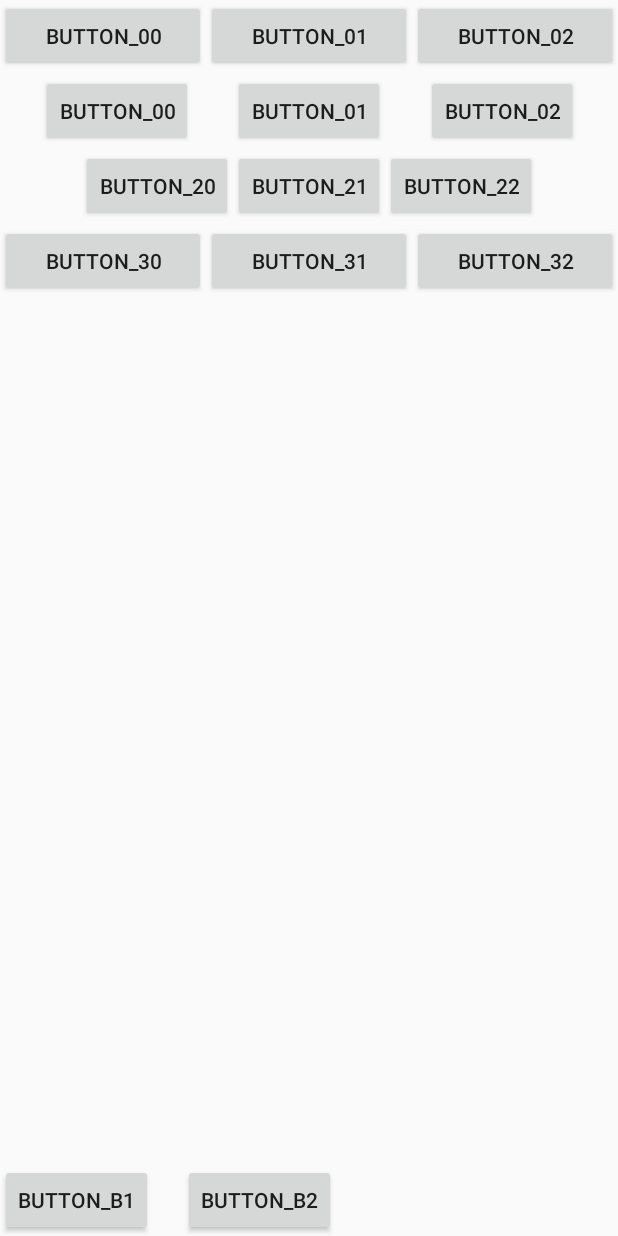
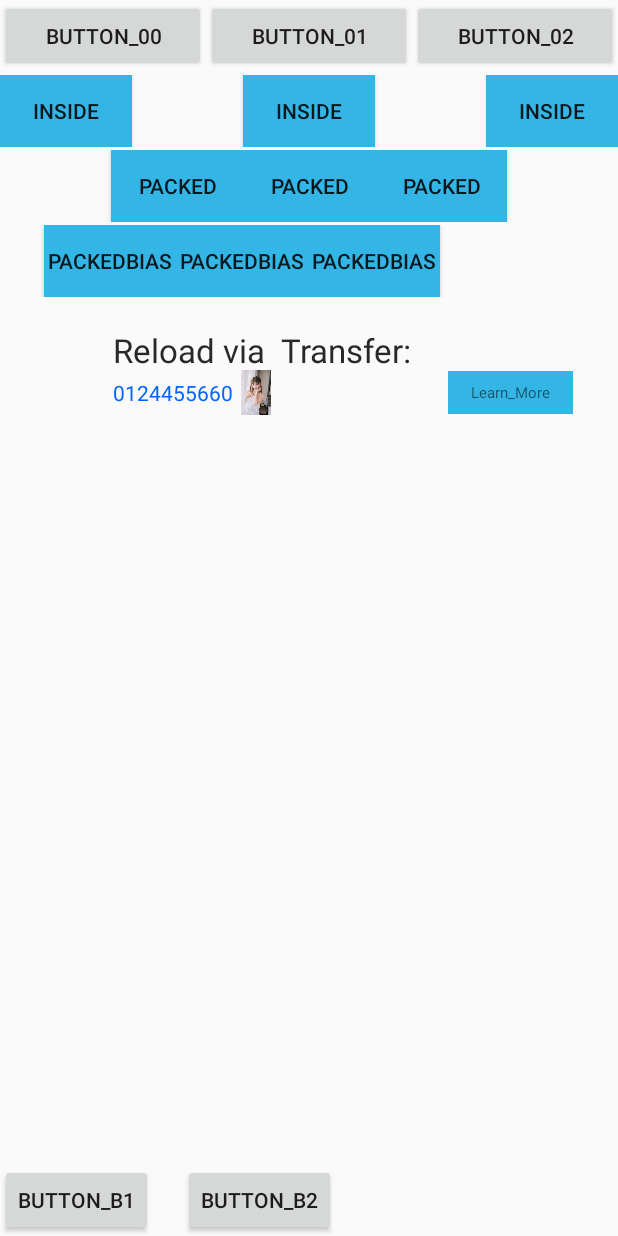
Before and after one commit to BlogForMe/MineUtils, an Android app: the layout activity_constraint.xml on its own in the app's theme, with its tools: preview values and no code run, on a phone screen of 412 x 824 dp. Run offline under Robolectric (Android 15) with nearby library versions, the light colour scheme and no system bars.

Commit message:
feat: add constraint

```diff
--- a/app/build.gradle
+++ b/app/build.gradle
@@ -62,6 +62,7 @@ android {
 
 
 dependencies {
+    implementation 'com.google.android.material:material:1.4.0'
     androidTestImplementation 'androidx.test:core:' + rootProject.coreVersion
     androidTestImplementation 'androidx.test:runner:1.5.0-alpha04'
     androidTestImplementation 'androidx.test.espresso:espresso-core:' + rootProject.espressoVersion
@@ -100,6 +101,7 @@ dependencies {
     kapt 'com.alibaba:arouter-compiler:1.5.2'
     implementation project(path: ':androidUtil')
     implementation 'androidx.core:core-ktx:1.8.0'
+    implementation 'com.github.CymChad:BaseRecyclerViewAdapterHelper:3.0.4'
 
     //Dagger
     implementation 'com.google.dagger:dagger:2.40'
--- a/app/src/main/res/layout/activity_constraint.xml
+++ b/app/src/main/res/layout/activity_constraint.xml
@@ -49,7 +49,9 @@
             android:id="@+id/bt_10"
             android:layout_width="wrap_content"
             android:layout_height="wrap_content"
-            android:text="Button_00"
+            android:background="@android:color/holo_blue_light"
+            android:text="Inside"
+            app:layout_constraintHorizontal_chainStyle="spread_inside"
             app:layout_constraintLeft_toLeftOf="parent"
             app:layout_constraintRight_toLeftOf="@+id/bt_11" />
 
@@ -57,7 +59,8 @@
             android:id="@+id/bt_11"
             android:layout_width="wrap_content"
             android:layout_height="wrap_content"
-            android:text="Button_01"
+            android:background="@android:color/holo_blue_light"
+            android:text="Inside"
             app:layout_constraintLeft_toRightOf="@+id/bt_10"
             app:layout_constraintRight_toLeftOf="@+id/bt_12" />
 
@@ -65,7 +68,8 @@
             android:id="@+id/bt_12"
             android:layout_width="wrap_content"
             android:layout_height="wrap_content"
-            android:text="Button_02"
+            android:background="@android:color/holo_blue_light"
+            android:text="Inside"
             app:layout_constraintLeft_toRightOf="@+id/bt_11"
             app:layout_constraintRight_toRightOf="parent" />
 
@@ -90,7 +94,8 @@
             android:id="@+id/bt_20"
             android:layout_width="wrap_content"
             android:layout_height="wrap_content"
-            android:text="Button_20"
+            android:background="@android:color/holo_blue_light"
+            android:text="packed"
             app:layout_constraintHorizontal_chainStyle="packed"
             app:layout_constraintLeft_toLeftOf="parent"
             app:layout_constraintRight_toLeftOf="@+id/bt_21" />
@@ -99,7 +104,8 @@
             android:id="@+id/bt_21"
             android:layout_width="wrap_content"
             android:layout_height="wrap_content"
-            android:text="Button_21"
+            android:background="@android:color/holo_blue_light"
+            android:text="packed"
             app:layout_constraintLeft_toRightOf="@+id/bt_20"
             app:layout_constraintRight_toLeftOf="@+id/bt_22" />
 
@@ -107,7 +113,8 @@
             android:id="@+id/bt_22"
             android:layout_width="wrap_content"
             android:layout_height="wrap_content"
-            android:text="Button_22"
+            android:background="@android:color/holo_blue_light"
+            android:text="packed"
             app:layout_constraintLeft_toRightOf="@+id/bt_21"
             app:layout_constraintRight_toRightOf="parent" />
 
@@ -130,26 +137,30 @@
 
         <Button
             android:id="@+id/bt_30"
-            android:layout_width="0dp"
+            android:layout_width="wrap_content"
             android:layout_height="wrap_content"
-            android:text="Button_30"
-            app:layout_constraintHorizontal_chainStyle="spread_inside"
+            android:background="@android:color/holo_blue_light"
+            android:text="packedBias"
+            app:layout_constraintHorizontal_bias="0.2"
+            app:layout_constraintHorizontal_chainStyle="packed"
             app:layout_constraintLeft_toLeftOf="parent"
             app:layout_constraintRight_toLeftOf="@+id/bt_31" />
 
         <Button
             android:id="@+id/bt_31"
-            android:layout_width="0dp"
+            android:layout_width="wrap_content"
             android:layout_height="wrap_content"
-            android:text="Button_31"
+            android:background="@android:color/holo_blue_light"
+            android:text="packedBias"
             app:layout_constraintLeft_toRightOf="@+id/bt_30"
             app:layout_constraintRight_toLeftOf="@+id/bt_32" />
 
         <Button
             android:id="@+id/bt_32"
-            android:layout_width="0dp"
+            android:layout_width="wrap_content"
             android:layout_height="wrap_content"
-            android:text="Button_32"
+            android:background="@android:color/holo_blue_light"
+            android:text="packedBias"
             app:layout_constraintLeft_toRightOf="@+id/bt_31"
             app:layout_constraintRight_toRightOf="parent" />
 
@@ -193,4 +204,84 @@
     </LinearLayout>
 
 
+    <androidx.constraintlayout.widget.ConstraintLayout
+        android:id="@+id/cl_duitnow_drawer"
+        android:layout_width="match_parent"
+        android:layout_height="wrap_content"
+        android:layout_marginStart="16dp"
+        android:layout_marginTop="5dp"
+        android:layout_marginEnd="16dp"
+        android:paddingStart="14dp"
+        android:paddingTop="15dp"
+        android:paddingEnd="14dp"
+        android:paddingBottom="15dp"
+        app:layout_constraintTop_toBottomOf="@id/cl_h4">
+
+        <ImageView
+            android:id="@+id/iv_duitnow"
+            android:layout_width="36dp"
+            android:layout_height="36dp"
+            app:layout_constraintBottom_toBottomOf="parent"
+            app:layout_constraintStart_toStartOf="parent"
+            app:layout_constraintTop_toTopOf="parent" />
+
+        <TextView
+            android:id="@+id/tv_duit_text"
+            android:layout_width="0dp"
+            android:layout_height="wrap_content"
+            android:layout_marginStart="9dp"
+            android:text="Reload via  Transfer:"
+            android:textColor="#282828"
+            android:textSize="22sp"
+            app:layout_constraintEnd_toEndOf="parent"
+            app:layout_constraintStart_toEndOf="@id/iv_duitnow"
+            app:layout_constraintTop_toTopOf="parent" />
+
+        <TextView
+            android:id="@+id/tv_duitnow_id"
+            android:layout_width="wrap_content"
+            android:layout_height="wrap_content"
+            android:layout_marginTop="4dp"
+            android:ellipsize="end"
+            android:lines="1"
+            android:text="0124455660"
+            android:textColor="#0064FF"
+            android:textSize="14sp"
+            app:layout_constrainedWidth="true"
+            app:layout_constraintEnd_toStartOf="@+id/img_copy"
+            app:layout_constraintHorizontal_bias="0"
+            app:layout_constraintHorizontal_chainStyle="packed"
+            app:layout_constraintStart_toStartOf="@+id/tv_duit_text"
+            app:layout_constraintTop_toBottomOf="@+id/tv_duit_text" />
+
+        <ImageView
+            android:id="@+id/img_copy"
+            android:layout_width="30dp"
+            android:layout_height="30dp"
+            android:src="@drawable/meitu111e33"
+            app:layout_constraintBottom_toBottomOf="@+id/tv_duitnow_id"
+            app:layout_constraintEnd_toStartOf="@+id/bt_learn_more"
+            app:layout_constraintStart_toEndOf="@+id/tv_duitnow_id"
+            app:layout_constraintTop_toTopOf="@+id/tv_duitnow_id" />
+
+
+        <TextView
+            android:id="@+id/bt_learn_more"
+            android:layout_width="wrap_content"
+            android:layout_height="wrap_content"
+            android:background="@android:color/holo_blue_light"
+            android:paddingLeft="15dp"
+            android:paddingTop="7dp"
+            android:paddingRight="15dp"
+            android:paddingBottom="7dp"
+            android:text="Learn_More"
+            android:textSize="10sp"
+            android:textStyle="normal"
+            app:layout_constraintBottom_toBottomOf="@+id/tv_duitnow_id"
+            app:layout_constraintEnd_toEndOf="parent"
+            app:layout_constraintTop_toTopOf="@+id/tv_duitnow_id" />
+
+    </androidx.constraintlayout.widget.ConstraintLayout>
+
+
 </androidx.constraintlayout.widget.ConstraintLayout>
--- a/app/src/main/res/layout/activity_hilt.xml
+++ b/app/src/main/res/layout/activity_dagger_xx.xml
@@ -3,8 +3,6 @@
     xmlns:tools="http://schemas.android.com/tools"
     android:layout_width="match_parent"
     android:layout_height="match_parent"
-    tools:context=".hilt.HiltActivity">
-
-
+    tools:context=".dagger.xiangxue.DaggerxxActivity">
 
 </androidx.constraintlayout.widget.ConstraintLayout>
```
Also changed, not shown: app/src/main/AndroidManifest.xml (+18 -14 lines), app/src/main/java/com/comm/util/dagger/xiangxue/DaggerxxActivity.kt (added, +33 -0 lines), app/src/main/java/com/comm/util/dagger/xiangxue/DataBaseModule.kt (added, +30 -0 lines), app/src/main/java/com/comm/util/dagger/xiangxue/DatabaseObject.kt (added, +14 -0 lines), app/src/main/java/com/comm/util/dagger/xiangxue/HttpModule.kt (added, +24 -0 lines), app/src/main/java/com/comm/util/dagger/xiangxue/HttpObject.kt (added, +14 -0 lines), app/src/main/java/com/comm/util/dagger/xiangxue/MyComponent.kt (added, +20 -0 lines), app/src/main/res/drawable-xxxhdpi/meitu11121.jpg (added), app/src/main/res/drawable-xxxhdpi/meitu111e33.jpg (added), app/src/main/res/drawable-xxxhdpi/meitu111ujuu.jpg (added), app/src/main/res/drawable-xxxhdpi/meitujk111.jpg (added), app/src/main/res/drawable-xxxhdpi/meitujk1113221.jpg (added), app/src/main/res/drawable-xxxhdpi/meitujk1113332.jpg (added), app/src/main/res/drawable-xxxhdpi/meitujk1113kfkfk.jpg (added).
